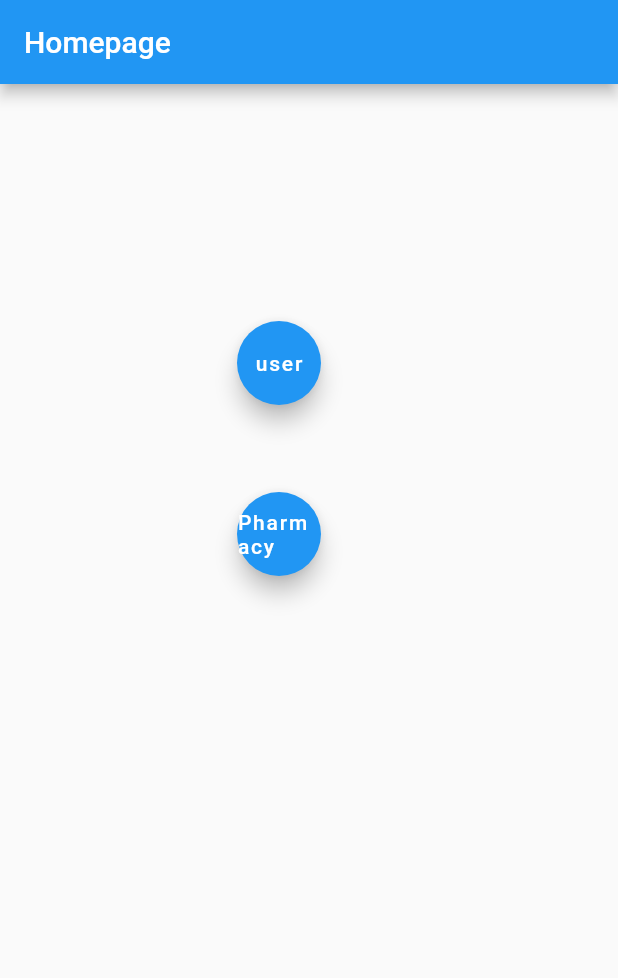
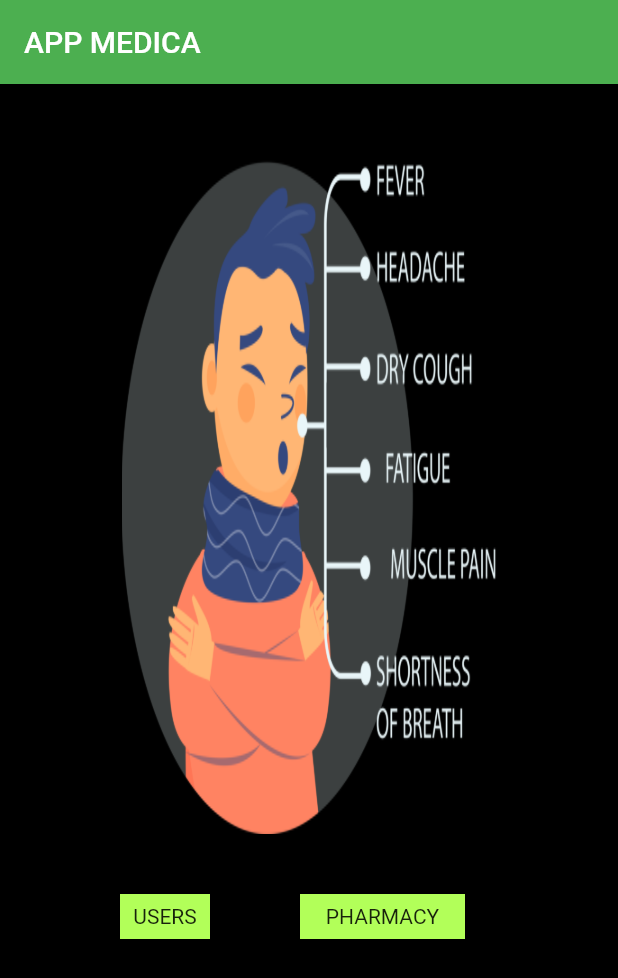
Before and after one commit to dharshini28/flutterfirebase, a Flutter app: the screen it shows after launch, on a phone screen of 412 x 824 dp. Shown: the top 978 px of the screen. Run offline on Flutter 3.47's test engine with Material 2 defaults, Android fonts, the phone set to English and light mode, and no system bars; our stand-ins replace firebase_database; accounts and stored records are empty.

Commit message:
second commit

```diff
--- a/lib/main.dart
+++ b/lib/main.dart
@@ -1,7 +1,10 @@
+import 'package:flutter/cupertino.dart';
 import 'package:flutterfirebase/screens/Enter_a_city.dart';
 import 'package:flutterfirebase/screens/places_screen.dart';
 import 'package:flutter/material.dart';
 import 'package:flutter/services.dart';
+
+import 'Pharmaciesaccess.dart';
 
 void main() {
   runApp(MaterialApp(
@@ -17,37 +20,67 @@ class FirstRoute extends StatelessWidget {
   Widget build(BuildContext context) {
     return Scaffold(
       appBar: AppBar(
-        title: Text('Homepage'),
+        backgroundColor: Colors.green,
+        title: Text('APP MEDICA'),
       ),
       body: Container(
+        color:  Colors.black,
         child: Padding(
-          padding: const EdgeInsets.all(150.0),
+          padding: const EdgeInsets.all(50.0),
           child: Column(
             children: <Widget>[
-              Padding(
-                padding: const EdgeInsets.all(8.0),
-                child: FloatingActionButton(
-                  child: Text('user'),
-                  onPressed: () {
-                    Navigator.push(
-                      context,
-                      MaterialPageRoute(builder: (context) {  return Pharmacies();}),
-                    );
-                  },
+            Container(
+              width: 250,
+             height: 450,
+             decoration: new BoxDecoration(
+             image: new DecorationImage(
+             image: new AssetImage("assests/corona.png"),
+               fit: BoxFit.fill,
+        )
+      ),),
+              Container(
+                child: Row(
+                  children: <Widget>[
+                    Padding(
+                        padding: const EdgeInsets.only(
+                          top: 40,
+                          right: 30,
+                          left:30
+                        ),
+                        child: InkWell(
+                            child: Container(
+                              height: 30,
+                              width: 60,
+                              color: Colors.lightGreenAccent,
+                              child: Center(child: Text('USERS')),),
+                            onTap: () {
+                              Navigator.push(
+                                  context,
+                                  MaterialPageRoute(builder: (context) {  return MedicalRoute();}));}
+                        )
+                    ),
+                    Padding(
+                        padding: const EdgeInsets.only(
+                            top: 40,
+                            right: 30,
+                            left:30
+                        ),
+                        child: InkWell(
+                            child: Container(
+                              height: 30,
+                              width: 110,
+                              color: Colors.lightGreenAccent,
+                              child: Center(child: Text('PHARMACY')),),
+                            onTap: () {
+                              Navigator.push(
+                                  context,
+                                  MaterialPageRoute(builder: (context) {  return Pharmaciesaccess();}));}
+                        )
+                    ),
+                  ],
                 ),
               ),
-              Padding(
-                padding: const EdgeInsets.only(top:50),
-                child: FloatingActionButton(
-                  child: Text('Pharmacy'),
-                  onPressed: () {
-                    Navigator.push(
-                      context,
-                      MaterialPageRoute(builder: (context) {  return MedicalRoute();}),
-                    );
-                  },
-                ),
-              ),],
+              ],
           ),
         ),
       ),
@@ -57,25 +90,6 @@ class FirstRoute extends StatelessWidget {
 }
 
 class MedicalRoute extends StatelessWidget {
-  @override
-  Widget build(BuildContext context) {
-    return Scaffold(
-      appBar: AppBar(
-        title: Text("Second Route"),
-      ),
-      body: Center(
-        child: RaisedButton(
-          onPressed: () {
-            Navigator.pop(context);
-          },
-          child: Text('Go back!'),
-        ),
-      ),
-    );
-  }
-}
-
-class Pharmacies extends StatelessWidget {
   @override
   Widget build(BuildContext context) {
     SystemChrome.setPreferredOrientations([
--- a/lib/screens/Enter_a_city.dart
+++ b/lib/screens/Enter_a_city.dart
@@ -16,16 +16,17 @@ class Enter_cityState extends State<Enter_city> {
         ),
         backgroundColor: Colors.white,
         body: Container(
+          color: Colors.black,
           child: Center(
             child: Column(
               children: <Widget>[
                 TextFormField(
                   style: TextStyle(
-                    color: Colors.black,
+                    color: Colors.white,
                   ),
                   decoration: const InputDecoration(
                     hintText: 'Enter city',
-                    fillColor: Colors.black,
+                    fillColor: Colors.white,
                   ),
                   validator: (value) {
                     if (value.isEmpty) {
--- a/lib/services/place_service.dart
+++ b/lib/services/place_service.dart
@@ -13,7 +13,7 @@ class PlacesService {
   }
 
   final String searchUrl =
-      "https://maps.googleapis.com/maps/api/place/textsearch/json?query=pharmacies+in+Chennai&key=AIzaSyD51u8cEdtP_GqwpJIcZghlXXLIZZSWnS4";
+      "https://maps.googleapis.com/maps/api/place/textsearch/json?query=pharmacies+in+Chennai&key=AIzaSyDHbiprzQ91QSf4K9cFlvf6OBU-xboerx8";
 
   Future<List<Place>> getTextSearch() async {
     var reponse =
```
Also changed, not shown: lib/list of medicines.dart (+10 -6 lines), pubspec.yaml (+2 -5 lines).
